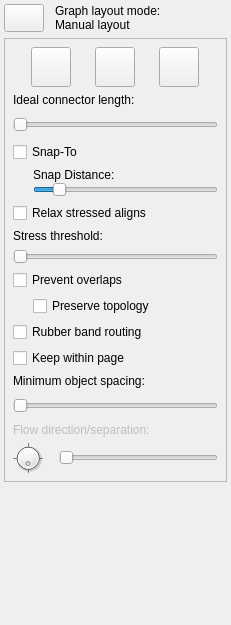
This is libdunnartcanvas/ui/LayoutProperties.ui in skieffer/ortho as Qt 5 draws it before an edit. The edited form follows.
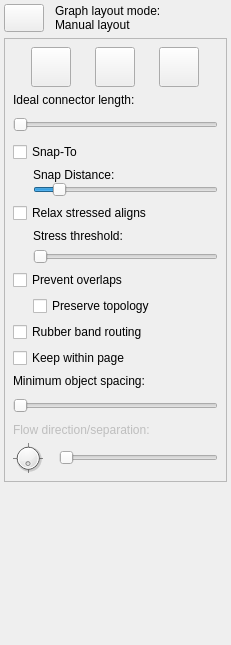
This is the edited form. Icons and pictures are not drawn.

Commit message: minor: fixed layout dialog; added new example file

Diff of the .ui file:
```diff
--- a/libdunnartcanvas/ui/LayoutProperties.ui
+++ b/libdunnartcanvas/ui/LayoutProperties.ui
@@ -7,7 +7,7 @@
     <x>0</x>
     <y>0</y>
     <width>231</width>
-    <height>625</height>
+    <height>645</height>
    </rect>
   </property>
   <property name="sizePolicy">
@@ -19,7 +19,7 @@
   <property name="minimumSize">
    <size>
     <width>231</width>
-    <height>625</height>
+    <height>645</height>
    </size>
   </property>
   <property name="allowedAreas">
@@ -418,6 +418,9 @@
         </item>
         <item>
          <layout class="QHBoxLayout" name="horizontalLayout_5">
+          <property name="leftMargin">
+           <number>20</number>
+          </property>
           <item>
            <layout class="QVBoxLayout" name="verticalLayout_5">
             <item>
```
The commit also changes 2 other files.
